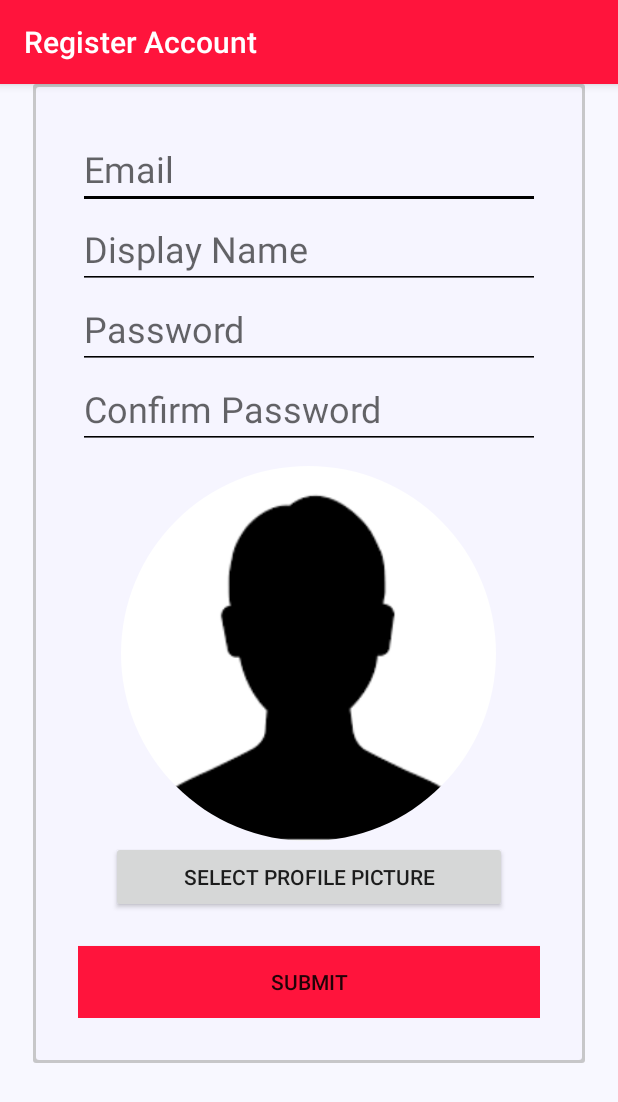
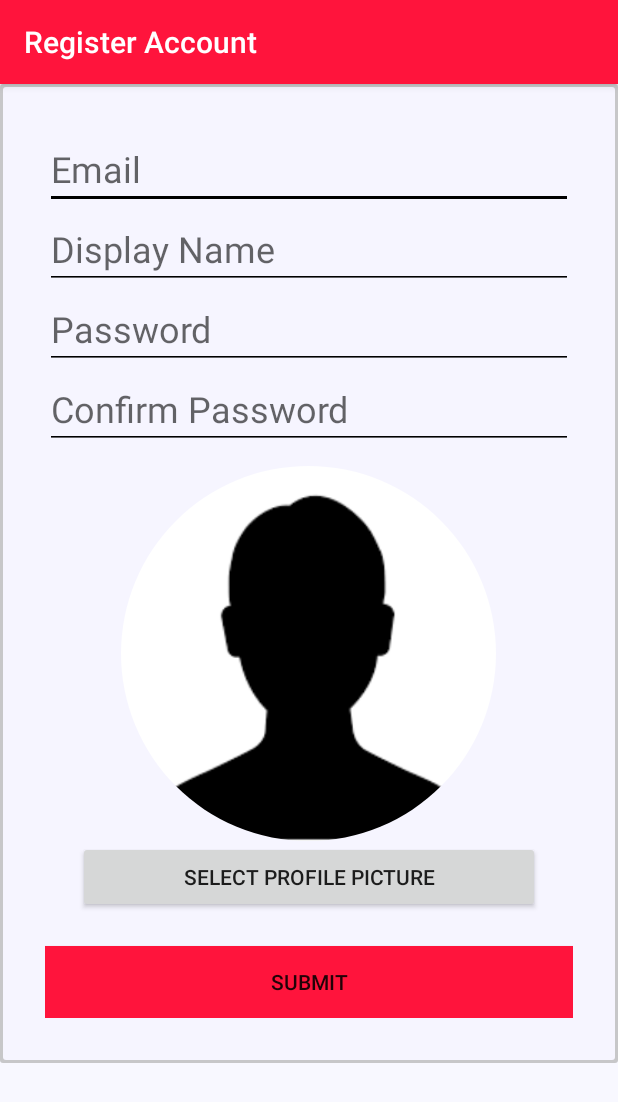
Before and after one commit to erboland12/Record-It, an Android app: the SignInActivity screen opened directly, with no data from a screen before it, on a phone screen of 412 x 824 dp. Shown: the top 1102 px of the screen. Run offline under Robolectric (Android 15) with nearby library versions, the phone set to English and light mode, and no system bars; our stand-ins replace CircleImageView, Firebase (no records; nobody signed in at launch, a user with empty details on screens opened directly), Picasso; pictures from the network do not load.

Commit message:
Removed margins from sign up activity

```diff
--- a/app/src/main/res/layout/activity_sign_in.xml
+++ b/app/src/main/res/layout/activity_sign_in.xml
@@ -1,6 +1,5 @@
 <?xml version="1.0" encoding="utf-8"?>
 <ScrollView xmlns:android="http://schemas.android.com/apk/res/android"
-    xmlns:app="http://schemas.android.com/apk/res-auto"
     xmlns:tools="http://schemas.android.com/tools"
     android:layout_width="match_parent"
     android:layout_height="match_parent"
@@ -11,16 +10,9 @@
         android:id="@+id/signUpLayout"
         android:layout_width="match_parent"
         android:layout_height="wrap_content"
-        android:layout_marginLeft="10pt"
-        android:layout_marginRight="10pt"
         android:background="@drawable/login_bg"
         android:orientation="vertical"
-        android:padding="30dp"
-        app:layout_constraintBottom_toBottomOf="parent"
-        app:layout_constraintEnd_toEndOf="parent"
-        app:layout_constraintStart_toStartOf="parent"
-        app:layout_constraintTop_toTopOf="parent"
-        app:layout_constraintVertical_bias="0.302">
+        android:padding="30dp">
 
 
 
```
